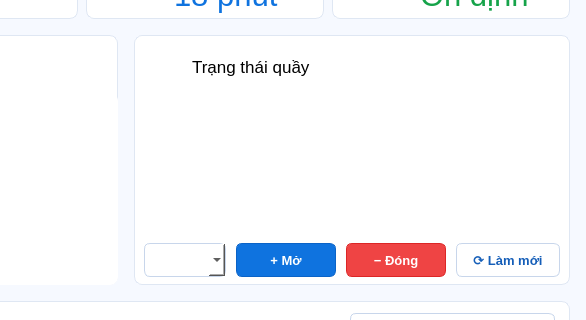
The window that ui/quan_ly.ui (DangDan111/Nhom4_Hethongmophonghangdoidichvu) describes before a commit, drawn with Qt 5; both pictures show x 914 to 1500 and y 191 to 511 of the 1500 by 780 pixel window.
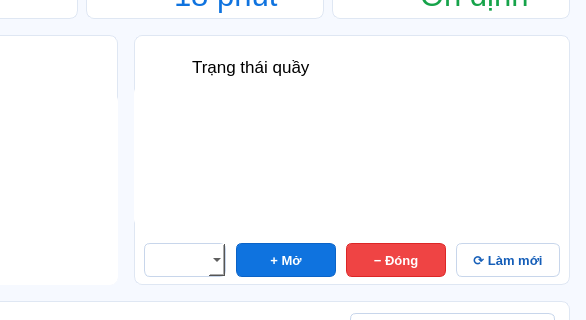
The same window after the commit. Icons and pictures are not drawn.

```diff
--- a/ui/quan_ly.ui
+++ b/ui/quan_ly.ui
@@ -1060,8 +1060,8 @@
    <widget class="QTableWidget" name="tblQuay">
     <property name="geometry">
      <rect>
-      <x>10</x>
-      <y>58</y>
+      <x>0</x>
+      <y>50</y>
       <width>416</width>
       <height>142</height>
      </rect>
```
Left out of the diff: 12 changed lines with no effect on the pictures.
